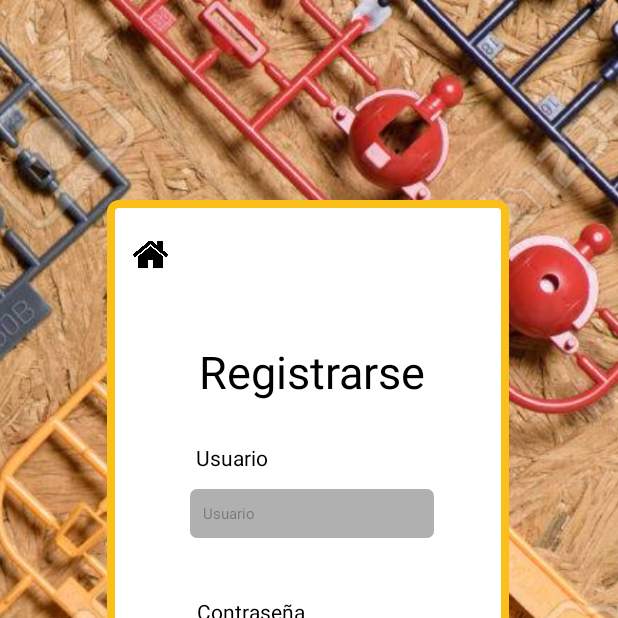
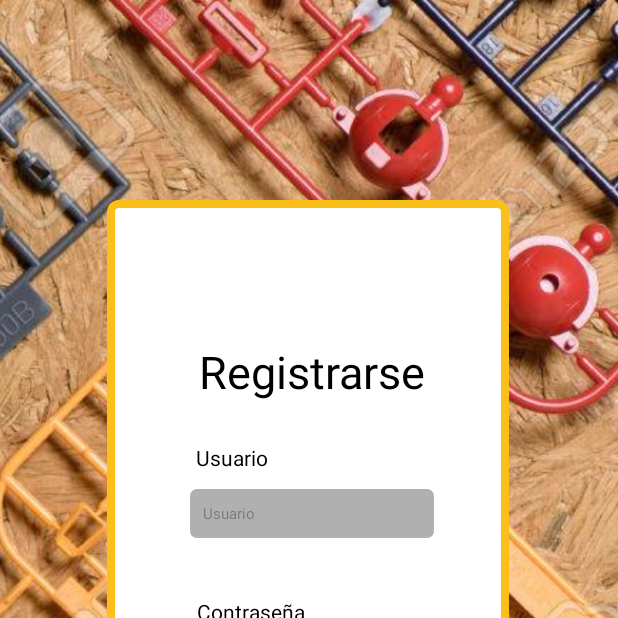
Before and after one commit to yiyiliman1/Android_TodoGunpla, an Android app: the crearCuenta screen opened directly, with no data from a screen before it, on a phone screen of 412 x 824 dp, the top half of it. Run offline under Robolectric (Android 15) with nearby library versions, the phone set to English and light mode, and no system bars; our stand-ins replace Firebase (no records; nobody signed in at launch, a user with empty details on screens opened directly).

Commit message:
Cambio de idea

```diff
--- a/app/src/main/java/com/example/tiendagunpla/crearCuenta.java
+++ b/app/src/main/java/com/example/tiendagunpla/crearCuenta.java
@@ -34,17 +34,6 @@ public class crearCuenta extends AppCompatActivity {
             return insets;
         });
 
-        // Te lleva a HOME
-        ImageView paginaHome = findViewById(R.id.paginaHome);
-
-        paginaHome.setOnClickListener(new View.OnClickListener() {
-            @Override
-            public void onClick(View v) {
-                Intent intent = new Intent(crearCuenta.this, MainActivity.class);
-                startActivity(intent);
-            }
-        });
-
         // Te lleva a la ventana Iniciar Sesión
         TextView irIS = findViewById(R.id.irIniciarSesion);
 
--- a/app/src/main/res/layout/activity_crear_cuenta.xml
+++ b/app/src/main/res/layout/activity_crear_cuenta.xml
@@ -79,16 +79,6 @@
         android:layout_height="wrap_content"
         android:orientation="vertical"
         app:layout_constraintGuide_percent="0.18248175" />
-
-    <ImageView
-        android:id="@+id/paginaHome"
-        android:layout_width="23dp"
-        android:layout_height="23dp"
-        app:layout_constraintBottom_toTopOf="@+id/guideline18"
-        app:layout_constraintEnd_toStartOf="@+id/guideline19"
-        app:layout_constraintStart_toStartOf="@+id/guideline20"
-        app:layout_constraintTop_toTopOf="@+id/guideline12"
-        app:srcCompat="@drawable/home_icon" />
 
     <androidx.constraintlayout.widget.Guideline
         android:id="@+id/guideline21"
@@ -251,7 +241,7 @@
         app:layout_constraintGuide_percent="0.43309003" />
 
     <TextView
-        android:id="@+id/textView"
+        android:id="@+id/start"
         android:layout_width="132dp"
         android:layout_height="35dp"
         android:text="Repetir contraseña"
```
Also changed, not shown: app/src/main/AndroidManifest.xml (+5 -2 lines), app/src/main/java/com/example/tiendagunpla/Inicio.java (added, +56 -0 lines), app/src/main/java/com/example/tiendagunpla/iniciarSesion.java (+2 -12 lines), app/src/main/res/layout/activity_iniciar_sesion.xml (+0 -10 lines), app/src/main/res/layout/activity_inicio.xml (added, +38 -0 lines), app/src/main/res/layout/activity_main.xml (+0 -16 lines), 1 other file.
